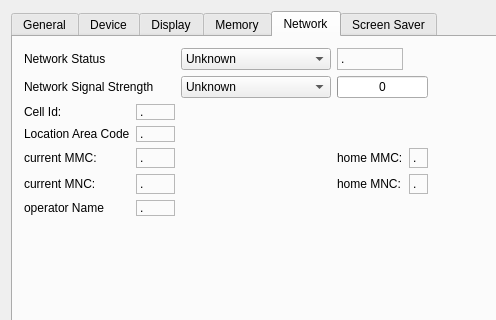
Before: the Qt Designer form examples/sysinfo/dialog.ui in qtproject/qt-mobility, drawn with Qt 5; both pictures show x 0 to 496 and y 0 to 320 of the 602 by 516 pixel window.
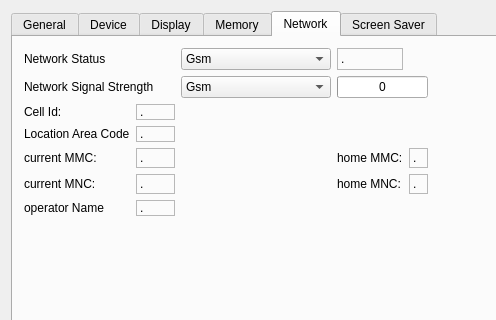
After: the same form once the commit is applied. The open tabs and pages were chosen to show the change.

Commit message: remove UnknownMode

```diff
--- a/examples/sysinfo/dialog.ui
+++ b/examples/sysinfo/dialog.ui
@@ -571,11 +571,6 @@
        </item>
        <item row="0" column="3">
         <widget class="QComboBox" name="netStatusComboBox">
-         <item>
-          <property name="text">
-           <string>Unknown</string>
-          </property>
-         </item>
          <item>
           <property name="text">
            <string>Gsm</string>
@@ -625,11 +620,6 @@
        </item>
        <item row="1" column="3">
         <widget class="QComboBox" name="netStrengthComboBox">
-         <item>
-          <property name="text">
-           <string>Unknown</string>
-          </property>
-         </item>
          <item>
           <property name="text">
            <string>Gsm</string>
```
The commit also changes 1 other file.
